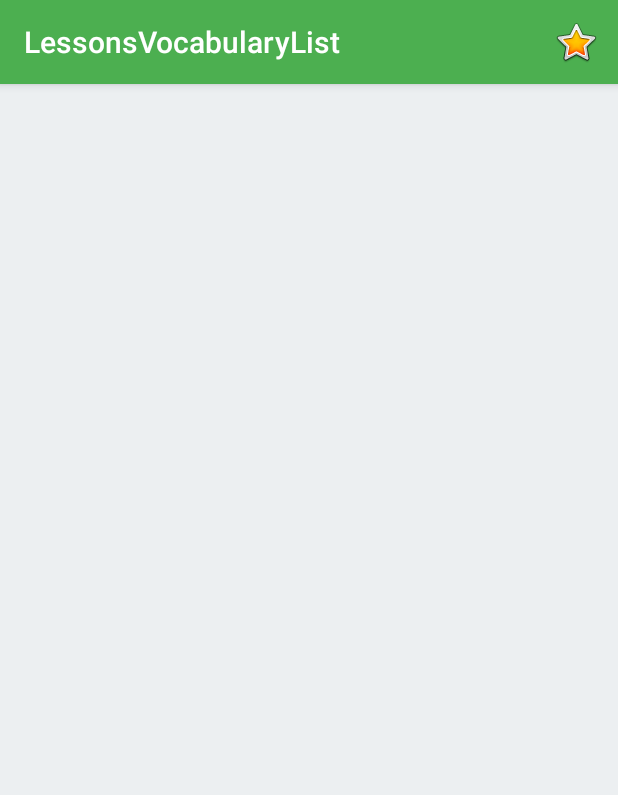
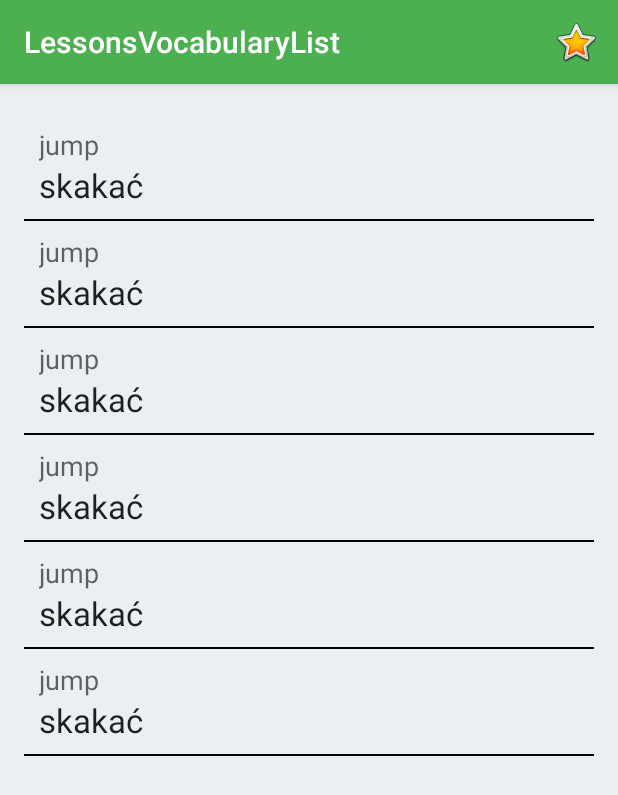
Before and after one commit to bartlomiejkrasicki/Duel-with-English, an Android app: the LessonsVocabularyList screen opened directly, with no data from a screen before it, on a phone screen of 412 x 824 dp. Shown: the top 795 px of the screen. Run offline under Robolectric (Android 15) with nearby library versions, the light colour scheme and no system bars.

Commit message:
First Changes

```diff
--- a/app/src/main/java/database_vocabulary/VocabularyDatabase.java
+++ b/app/src/main/java/database_vocabulary/VocabularyDatabase.java
@@ -2,10 +2,11 @@ package database_vocabulary;
 
 import android.content.ContentValues;
 import android.content.Context;
-import android.database.sqlite.SQLiteCursor;
+import android.database.Cursor;
 import android.database.sqlite.SQLiteDatabase;
 import android.database.sqlite.SQLiteOpenHelper;
-import android.util.Log;
+import android.widget.ImageView;
+import android.widget.TextView;
 
 
 public class VocabularyDatabase extends SQLiteOpenHelper {
@@ -20,22 +21,19 @@ public class VocabularyDatabase extends SQLiteOpenHelper {
     }
 
     @Override
-    public void onCreate(SQLiteDatabase sqLiteDatabase) {                                                                           //tworzenie tablicy
+    public void onCreate(SQLiteDatabase sqLiteDatabase) {
         sqLiteDatabase.execSQL("CREATE TABLE " + DatabaseColumnNames.TABLE_NAME
-                + " (" + DatabaseColumnNames._ID + "INTEGER PRIMARY KEY AUTOINCREMENT,"
+                + " (" + DatabaseColumnNames._ID + " INTEGER PRIMARY KEY AUTOINCREMENT,"
                 + DatabaseColumnNames.COLUMN_NAME_GROUP_NUMBER + " INTEGER,"
                 + DatabaseColumnNames.COLUMN_NAME_ITEM_NUMBER + " INTEGER,"
                 + DatabaseColumnNames.COLUMN_NAME_PLWORD + " TEXT,"
                 + DatabaseColumnNames.COLUMN_NAME_ENGWORD + " TEXT,"
                 + DatabaseColumnNames.COLUMN_NAME_FAVOURITE_IMAGE_ON + " INTEGER)");
-        if (sqLiteDatabase.equals(null))
-            initData();
     }
 
     @Override
-    public void onUpgrade(SQLiteDatabase sqLiteDatabase, int oldVersion, int newVersion) {                                          //aktualizacja danych
-        Log.d("AKTUALIZACJA", "Aktualizacja bazy danych z wersji: " + oldVersion + " na: " + newVersion);
-        sqLiteDatabase.execSQL("DROP TABLE IF EXIST " + DatabaseColumnNames.TABLE_NAME);
+    public void onUpgrade(SQLiteDatabase sqLiteDatabase, int oldVersion, int newVersion) {//aktualizacja danych
+        sqLiteDatabase.execSQL("DROP TABLE IF EXISTS " + DatabaseColumnNames.TABLE_NAME + "");
         onCreate(sqLiteDatabase);
     }
 
@@ -56,35 +54,33 @@ public class VocabularyDatabase extends SQLiteOpenHelper {
         sqLiteDatabase.insert(DatabaseColumnNames.TABLE_NAME, null, values);
     }
 
-    public SQLiteCursor getValues() {                          //pobieranie danych
-        SQLiteDatabase sqLiteDatabase = this.getWritableDatabase();
-        SQLiteCursor cursor = (SQLiteCursor) sqLiteDatabase.rawQuery("SELECT * FROM " + DatabaseColumnNames.TABLE_NAME, null);
-
+    public Cursor getValues(){                           //pobieranie danych
+        SQLiteDatabase sqLiteDatabase = this.getReadableDatabase();
+        Cursor cursor = sqLiteDatabase.query(DatabaseColumnNames.TABLE_NAME, new String[]{DatabaseColumnNames._ID, DatabaseColumnNames.COLUMN_NAME_ENGWORD,
+                DatabaseColumnNames.COLUMN_NAME_PLWORD, DatabaseColumnNames.COLUMN_NAME_FAVOURITE_IMAGE_ON}, null, null, null, null, null);
         return cursor;
     }
 
-    public SQLiteCursor takeValues(){                           //pobieranie danych
+    public int getTableCount(){
         SQLiteDatabase sqLiteDatabase = this.getReadableDatabase();
-        SQLiteCursor cursor = (SQLiteCursor) sqLiteDatabase.query(DatabaseColumnNames.TABLE_NAME, new String[]{DatabaseColumnNames._ID, DatabaseColumnNames.COLUMN_NAME_ENGWORD,
-                DatabaseColumnNames.COLUMN_NAME_PLWORD, DatabaseColumnNames.COLUMN_NAME_FAVOURITE_IMAGE_ON}, null, null, null, null, DatabaseColumnNames.COLUMN_NAME_PLWORD + " DESC");
-        return cursor;
+        Cursor cursor = sqLiteDatabase.rawQuery("SELECT COUNT (*) FROM " + DatabaseColumnNames.TABLE_NAME + ";", null);
+        return cursor.getCount();
     }
 
-    public void showVocabulary(SQLiteCursor cursor){            //pokazywanie danych
-        while(cursor.moveToNext()){
+    public void showVocabulary(Cursor cursor, TextView plword, TextView engword, ImageView favouriteImageStar) {            //pokazywanie danych
+        while (cursor.moveToNext()) {
             long id = cursor.getLong(0);
-            String plword = cursor.getString(3);
-            String engword = cursor.getString(4);
-            int favouriteImageStar = cursor.getInt(5);
+            plword.setText(cursor.getString(2));
+            engword.setText(cursor.getString(1));
         }
     }
 
-    private void initData(){                            //inicjalizacja danych
+    public void initData(){                            //inicjalizacja danych
         putValuesToDatabase(0, 0, "jump", "skakać", 0);
-        putValuesToDatabase(0, 0, "jump", "skakać", 0);
-        putValuesToDatabase(0, 0, "jump", "skakać", 0);
-        putValuesToDatabase(0, 0, "jump", "skakać", 0);
-        putValuesToDatabase(0, 0, "jump", "skakać", 0);
-        putValuesToDatabase(0, 0, "jump", "skakać", 0);
+        putValuesToDatabase(0, 1, "jump", "skakać", 0);
+        putValuesToDatabase(0, 2, "jump", "skakać", 0);
+        putValuesToDatabase(0, 3, "jump", "skakać", 0);
+        putValuesToDatabase(0, 4, "jump", "skakać", 0);
+        putValuesToDatabase(0, 5, "jump", "skakać", 0);
     }
 }
--- a/app/src/main/java/pl/flanelowapopijava/angielski_slownictwo/LessonsVocabularyList.java
+++ b/app/src/main/java/pl/flanelowapopijava/angielski_slownictwo/LessonsVocabularyList.java
@@ -1,6 +1,8 @@
 package pl.flanelowapopijava.angielski_slownictwo;
 
+import android.content.Context;
 import android.content.Intent;
+import android.database.Cursor;
 import android.os.Bundle;
 import android.support.v7.app.AppCompatActivity;
 import android.support.v7.widget.Toolbar;
@@ -11,13 +13,15 @@ import android.widget.ListView;
 import java.util.ArrayList;
 import java.util.List;
 
+import database_vocabulary.DatabaseColumnNames;
+import database_vocabulary.VocabularyDatabase;
+
 public class LessonsVocabularyList extends AppCompatActivity {
 
     private LessonsVocabularyListAdapter adapter;
-    private List<String> vocabularyLessonsPL;
-    private List<String> vocabularyLessonsEN;
-    private List<String> vocabularyFavouritePL;
-    private List<String> vocabularyFavouriteEN;
+    public static List<String> vocabularyLessonsPL;
+    public static List<String> vocabularyLessonsEN;
+    private VocabularyDatabase database;
 
     @Override
     protected void onCreate(Bundle savedInstanceState) {
@@ -26,17 +30,21 @@ public class LessonsVocabularyList extends AppCompatActivity {
         Toolbar toolbar = (Toolbar) findViewById(R.id.toolbar_lessons_vocabulary);
         setSupportActionBar(toolbar);
 
-
         ListView LVVocabularyLessons = (ListView) findViewById(R.id.lessonsVocabularyListView);
-        vocabularyFavouritePL = new ArrayList<>();
-        vocabularyFavouriteEN = new ArrayList<>();
-
         Intent intent = getIntent();
         int i = intent.getIntExtra("LIST_CHOICE_GROUP", 200);
         int i1 = intent.getIntExtra("LIST_CHOICE_ITEM", 200);
-        initLessons(i, i1);
-        adapter = new LessonsVocabularyListAdapter(this, vocabularyLessonsPL, vocabularyLessonsEN);
+
+        Context context = getApplicationContext();
+        context.deleteDatabase(DatabaseColumnNames.DATABASE_NAME);
+        database = new VocabularyDatabase(getApplicationContext());
+        database.initData();
+        Cursor cursor = database.getValues();
+        adapter = new LessonsVocabularyListAdapter(this, database, cursor);
         LVVocabularyLessons.setAdapter(adapter);
+        cursor.close();
+        database.close();
+
     }
 
     @Override
--- a/app/src/main/java/pl/flanelowapopijava/angielski_slownictwo/LessonsVocabularyListAdapter.java
+++ b/app/src/main/java/pl/flanelowapopijava/angielski_slownictwo/LessonsVocabularyListAdapter.java
@@ -1,6 +1,7 @@
 package pl.flanelowapopijava.angielski_slownictwo;
 
 import android.content.Context;
+import android.database.Cursor;
 import android.view.LayoutInflater;
 import android.view.View;
 import android.view.ViewGroup;
@@ -8,35 +9,29 @@ import android.widget.BaseAdapter;
 import android.widget.ImageButton;
 import android.widget.TextView;
 
-import java.util.List;
+import database_vocabulary.VocabularyDatabase;
 
 public class LessonsVocabularyListAdapter extends BaseAdapter{
 
     private Context context;
-    private List<String> valuesPL;
-    private List<String> valuesEN;
-    private boolean ENorPL;
+    private Cursor cursor;
+    private VocabularyDatabase database;
     private ImageButton favouriteStar;
 
-    public LessonsVocabularyListAdapter(Context context, List<String> valuesPL, List<String> valuesEN) {
+    public LessonsVocabularyListAdapter(Context context, VocabularyDatabase database, Cursor cursor) {
         this.context = context;
-        this.valuesPL = valuesPL;
-        this.valuesEN = valuesEN;
+        this.database = database;
+        this.cursor = cursor;
     }
 
     @Override
     public int getCount() {
-        return valuesEN.size();
+        return cursor.getCount();
     }
 
     @Override
     public Object getItem(int i) {
-        if (ENorPL) {
-            return valuesEN.get(i);
-        }
-        else {
-            return valuesPL.get(i);
-        }
+        return  i;
     }
 
     @Override
@@ -44,14 +39,8 @@ public class LessonsVocabularyListAdapter extends BaseAdapter{
         return i;
     }
 
-
-
     @Override
     public View getView(int i, View view, final ViewGroup viewGroup) {
-        ENorPL = true;
-        String engWord = (String) getItem(i);
-        ENorPL = false;
-        String plWord = (String) getItem(i);
         if (view == null) {
             LayoutInflater layoutInflater = LayoutInflater.from(context);
             view = layoutInflater.inflate(R.layout.lv_vocabulary_lessons_item, null);
@@ -65,8 +54,11 @@ public class LessonsVocabularyListAdapter extends BaseAdapter{
         }
         TextView polishWord = (TextView) view.findViewById(R.id.plWord);
         TextView englishWord = (TextView) view.findViewById(R.id.engWord);
-        polishWord.setText(engWord);
-        englishWord.setText(plWord);
+        VocabularyDatabase database = new VocabularyDatabase(view.getContext());
+        cursor = database.getValues();
+        database.showVocabulary(cursor, polishWord, englishWord, favouriteStar);
+
+
         return view;
     }
 }
```
Also changed, not shown: app/src/main/res/drawable/ic_star_favourite_off.xml (added, +9 -0 lines), app/src/main/res/drawable/ic_star_favourite_on.xml (added, +9 -0 lines).
